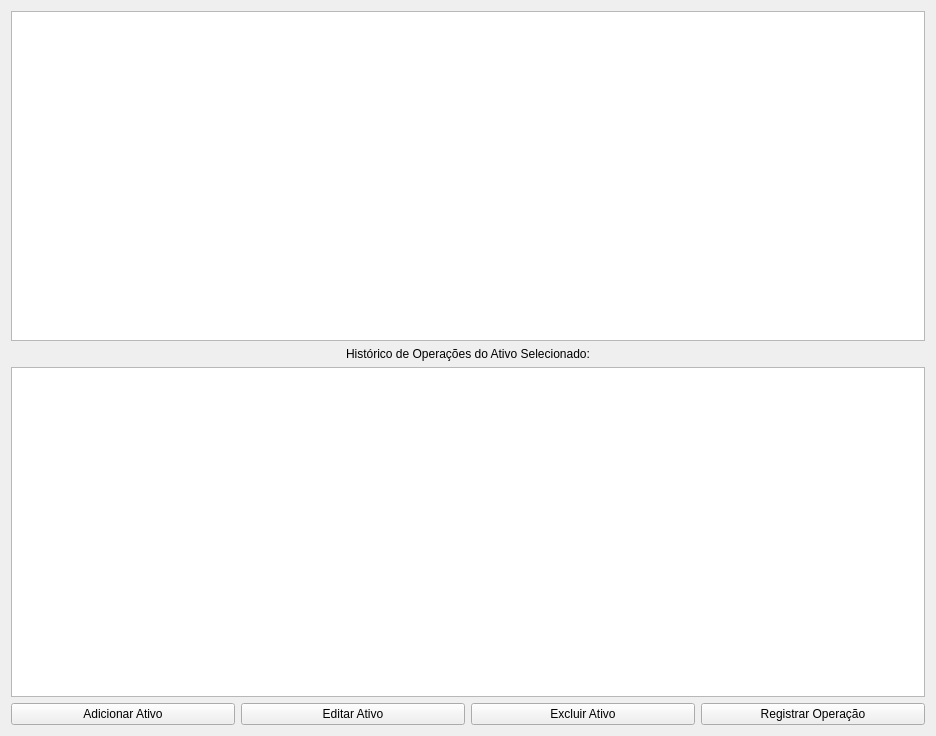
Before: the Qt Designer form MeuCentavoApp/Designer/FormsDashboard/DashboardPages/pageInvestimentos.ui in bee0ne1/MeuCentavo, drawn with Qt 5.
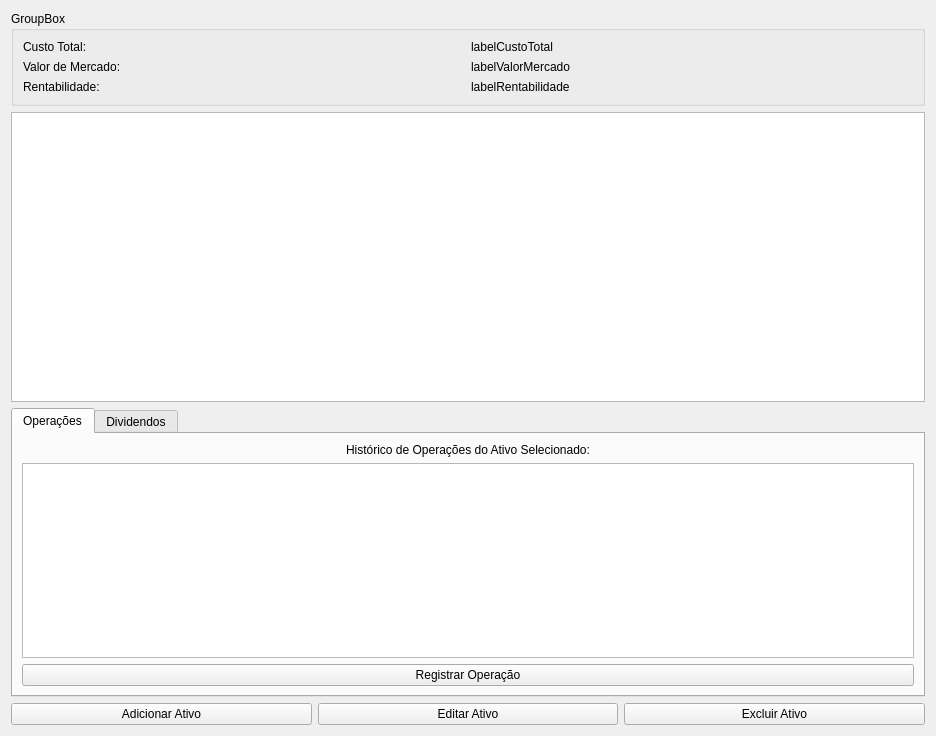
After: the same form once the commit is applied. The open tabs and pages were chosen to show the change.

Commit message: dividendos + cotação em tempo real

What changed in the file:
```diff
--- a/MeuCentavoApp/Designer/FormsDashboard/DashboardPages/pageInvestimentos.ui
+++ b/MeuCentavoApp/Designer/FormsDashboard/DashboardPages/pageInvestimentos.ui
@@ -13,25 +13,118 @@
   <property name="windowTitle">
    <string>pageInvestimentos</string>
   </property>
-  <layout class="QHBoxLayout" name="horizontalLayout_2">
+  <layout class="QHBoxLayout" name="horizontalLayout_3">
    <item>
     <layout class="QVBoxLayout" name="verticalLayout">
+     <item>
+      <widget class="QGroupBox" name="groupBox">
+       <property name="title">
+        <string>GroupBox</string>
+       </property>
+       <layout class="QHBoxLayout" name="horizontalLayout_2">
+        <item>
+         <layout class="QGridLayout" name="gridLayout">
+          <item row="1" column="1">
+           <widget class="QLabel" name="labelValorMercado">
+            <property name="text">
+             <string>labelValorMercado</string>
+            </property>
+           </widget>
+          </item>
+          <item row="0" column="0">
+           <widget class="QLabel" name="label_2">
+            <property name="text">
+             <string>Custo Total:</string>
+            </property>
+           </widget>
+          </item>
+          <item row="1" column="0">
+           <widget class="QLabel" name="label_4">
+            <property name="text">
+             <string>Valor de Mercado:</string>
+            </property>
+           </widget>
+          </item>
+          <item row="0" column="1">
+           <widget class="QLabel" name="labelCustoTotal">
+            <property name="text">
+             <string>labelCustoTotal</string>
+            </property>
+           </widget>
+          </item>
+          <item row="2" column="0">
+           <widget class="QLabel" name="label_6">
+            <property name="text">
+             <string>Rentabilidade:</string>
+            </property>
+           </widget>
+          </item>
+          <item row="2" column="1">
+           <widget class="QLabel" name="labelRentabilidade">
+            <property name="text">
+             <string>labelRentabilidade</string>
+            </property>
+           </widget>
+          </item>
+         </layout>
+        </item>
+       </layout>
+      </widget>
+     </item>
      <item>
       <widget class="QTableWidget" name="tableWidgetAtivos"/>
      </item>
      <item>
-      <widget class="QLabel" name="label">
-       <property name="text">
-        <string>Histórico de Operações do Ativo Selecionado:</string>
+      <widget class="QTabWidget" name="tabWidget">
+       <property name="currentIndex">
+        <number>1</number>
        </property>
-       <property name="alignment">
-        <set>Qt::AlignmentFlag::AlignCenter</set>
-       </property>
+       <widget class="QWidget" name="tab">
+        <attribute name="title">
+         <string>Operações</string>
+        </attribute>
+        <layout class="QVBoxLayout" name="verticalLayout_2">
+         <item>
+          <widget class="QLabel" name="label">
+           <property name="text">
+            <string>Histórico de Operações do Ativo Selecionado:</string>
+           </property>
+           <property name="alignment">
+            <set>Qt::AlignmentFlag::AlignCenter</set>
+           </property>
+          </widget>
+         </item>
+         <item>
+          <widget class="QTableWidget" name="tableWidgetOperacoes"/>
+         </item>
+         <item>
+          <widget class="QPushButton" name="buttonRegistrarOperacao">
+           <property name="text">
+            <string>Registrar Operação</string>
+           </property>
+          </widget>
+         </item>
+        </layout>
+       </widget>
+       <widget class="QWidget" name="tab_2">
+        <attribute name="title">
+         <string>Dividendos</string>
+        </attribute>
+        <layout class="QVBoxLayout" name="verticalLayout_3">
+         <item>
+          <widget class="QTableWidget" name="tableWidgetDividendos"/>
+         </item>
+         <item>
+          <widget class="QPushButton" name="buttonRegistrarDividendo">
+           <property name="text">
+            <string>Registrar Dividendo</string>
+           </property>
+          </widget>
+         </item>
+        </layout>
+       </widget>
       </widget>
      </item>
-     <item>
-      <widget class="QTableWidget" name="tableWidgetOperacoes"/>
-     </item>
      <item>
       <layout class="QHBoxLayout" name="horizontalLayout">
        <item>
@@ -55,13 +148,6 @@
          </property>
         </widget>
        </item>
-       <item>
-        <widget class="QPushButton" name="buttonRegistrarOperacao">
-         <property name="text">
-          <string>Registrar Operação</string>
-         </property>
-        </widget>
-       </item>
       </layout>
      </item>
     </layout>
```
The commit also changes 239 other files.
